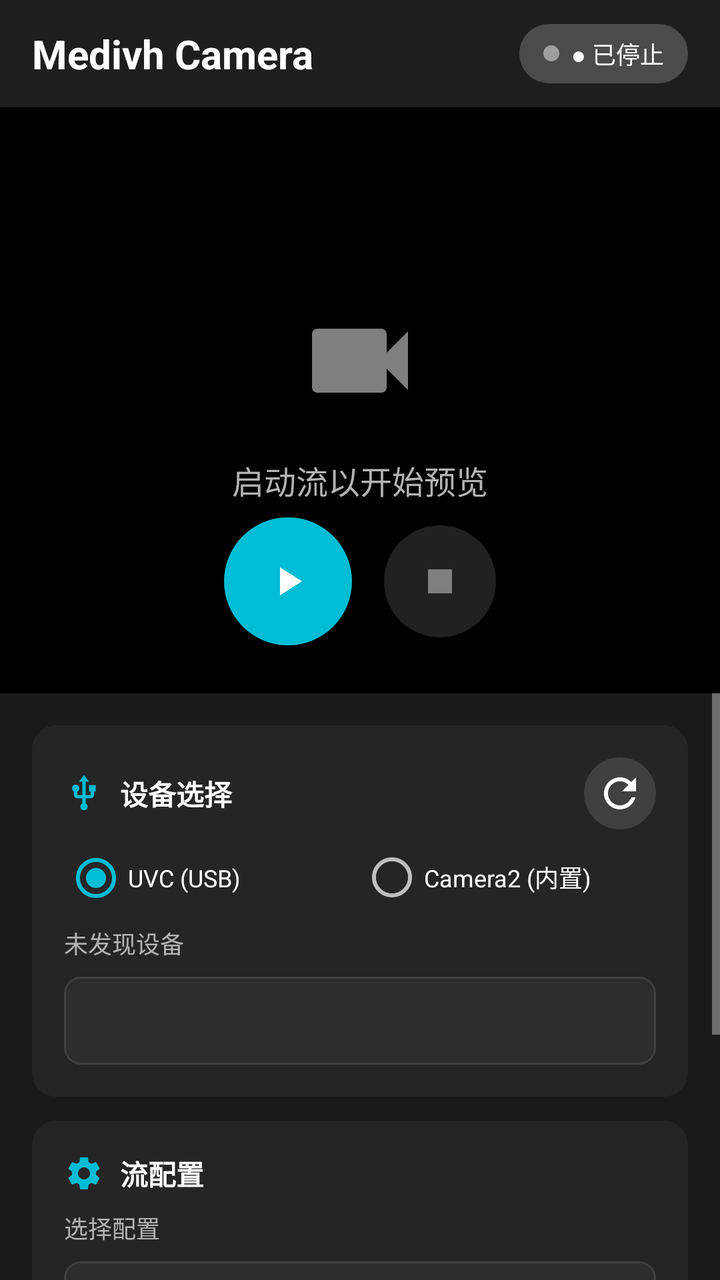
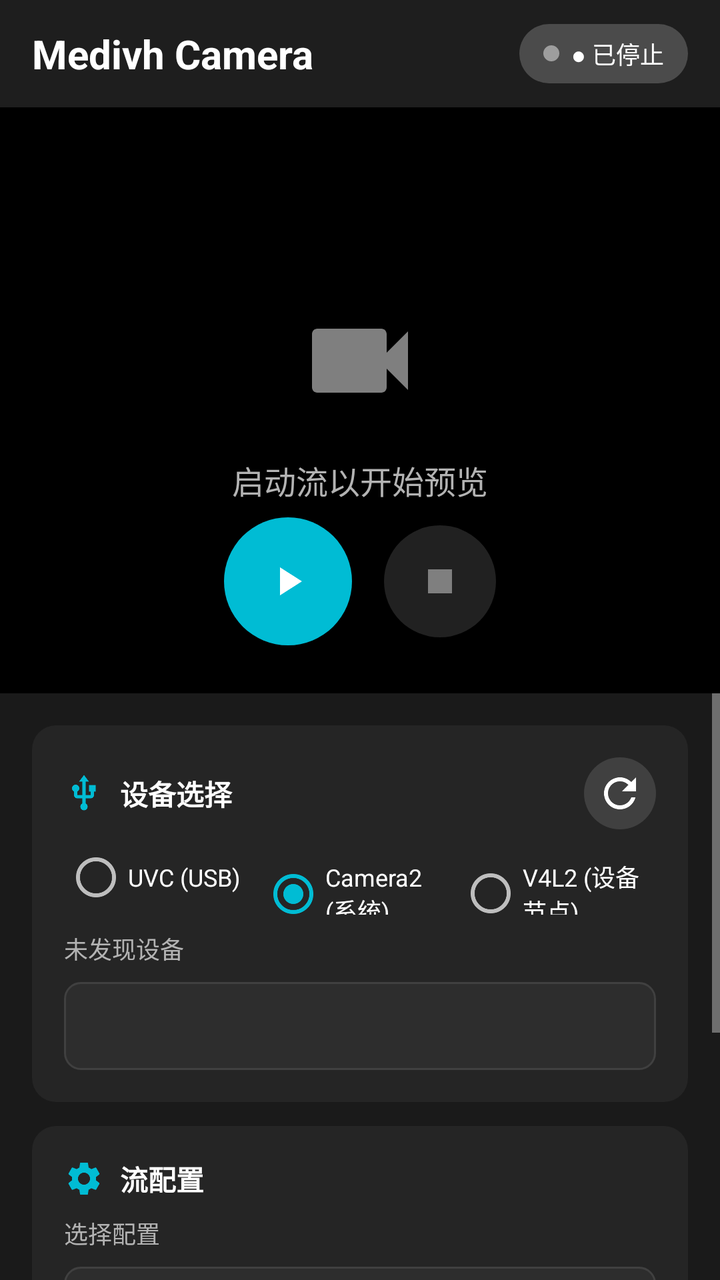

The first picture is an Android layout as it rendered before a commit; the second is the same layout after the commit. The layout source and the unified diff follow.
<!-- AndroidManifest.xml: application theme Theme.MedivhCamera -->
<!-- res/layout/activity_main.xml -->
<?xml version="1.0" encoding="utf-8"?>
<LinearLayout xmlns:android="http://schemas.android.com/apk/res/android"
    xmlns:tools="http://schemas.android.com/tools"
    android:layout_width="match_parent"
    android:layout_height="match_parent"
    android:orientation="vertical"
    android:background="@color/background_dark"
    tools:context=".MainActivity">

    
    <LinearLayout
        android:layout_width="match_parent"
        android:layout_height="wrap_content"
        android:orientation="horizontal"
        android:paddingHorizontal="16dp"
        android:paddingVertical="12dp"
        android:gravity="center_vertical"
        android:background="@color/toolbar_background"
        android:elevation="4dp">

        <TextView
            android:layout_width="0dp"
            android:layout_height="wrap_content"
            android:layout_weight="1"
            android:text="Medivh Camera"
            android:textColor="@android:color/white"
            android:textSize="20sp"
            android:textStyle="bold" />

        
        <LinearLayout
            android:layout_width="wrap_content"
            android:layout_height="wrap_content"
            android:orientation="horizontal"
            android:gravity="center_vertical"
            android:background="@drawable/status_badge_background"
            android:paddingHorizontal="12dp"
            android:paddingVertical="6dp">

            <View
                android:id="@+id/status_indicator_dot"
                android:layout_width="8dp"
                android:layout_height="8dp"
                android:background="@drawable/status_dot" />

            <TextView
                android:id="@+id/tv_stream_status"
                android:layout_width="wrap_content"
                android:layout_height="wrap_content"
                android:text="@string/stopped"
                android:textColor="@android:color/white"
                android:textSize="12sp"
                android:layout_marginStart="6dp" />
        </LinearLayout>
    </LinearLayout>

    
    <LinearLayout
        android:layout_width="match_parent"
        android:layout_height="0dp"
        android:layout_weight="1"
        android:orientation="vertical"
        android:baselineAligned="false">

        
        <FrameLayout
            android:layout_width="match_parent"
            android:layout_height="0dp"
            android:layout_weight="5"
            android:background="@color/preview_background">

            
            <ImageView
                android:id="@+id/image_preview"
                android:layout_width="match_parent"
                android:layout_height="match_parent"
                android:adjustViewBounds="true"
                android:scaleType="fitCenter" />

            
            <LinearLayout
                android:id="@+id/preview_placeholder"
                android:layout_width="match_parent"
                android:layout_height="match_parent"
                android:orientation="vertical"
                android:gravity="center">

                <ImageView
                    android:layout_width="64dp"
                    android:layout_height="64dp"
                    android:src="@drawable/ic_videocam"
                    android:alpha="0.5" />

                <TextView
                    android:id="@+id/tv_preview_placeholder"
                    android:layout_width="wrap_content"
                    android:layout_height="wrap_content"
                    android:layout_marginTop="16dp"
                    android:gravity="center"
                    android:text="@string/start_to_preview"
                    android:textColor="@color/text_secondary"
                    android:textSize="16sp" />
            </LinearLayout>

            
            <LinearLayout
                android:id="@+id/overlay_stats"
                android:layout_width="wrap_content"
                android:layout_height="wrap_content"
                android:layout_gravity="top|start"
                android:layout_margin="16dp"
                android:orientation="vertical"
                android:background="@drawable/stats_overlay_background"
                android:padding="12dp"
                android:visibility="gone">

                <TextView
                    android:id="@+id/tv_overlay_fps"
                    android:layout_width="wrap_content"
                    android:layout_height="wrap_content"
                    android:textColor="@android:color/white"
                    android:textSize="14sp"
                    android:fontFamily="monospace"
                    android:text="FPS: --" />

                <TextView
                    android:id="@+id/tv_overlay_resolution"
                    android:layout_width="wrap_content"
                    android:layout_height="wrap_content"
                    android:textColor="@android:color/white"
                    android:textSize="12sp"
                    android:fontFamily="monospace"
                    android:layout_marginTop="4dp"
                    android:text="-- x --" />

                <TextView
                    android:id="@+id/tv_overlay_frames"
                    android:layout_width="wrap_content"
                    android:layout_height="wrap_content"
                    android:textColor="@android:color/white"
                    android:textSize="12sp"
                    android:fontFamily="monospace"
                    android:layout_marginTop="4dp"
                    android:text="Frames: 0" />
            </LinearLayout>

            
            <LinearLayout
                android:layout_width="wrap_content"
                android:layout_height="wrap_content"
                android:layout_gravity="bottom|center_horizontal"
                android:layout_marginBottom="24dp"
                android:orientation="horizontal"
                android:gravity="center">

                <ImageButton
                    android:id="@+id/btn_start_stream"
                    android:layout_width="64dp"
                    android:layout_height="64dp"
                    android:src="@drawable/ic_play"
                    android:background="@drawable/control_button_primary"
                    android:scaleType="center"
                    android:contentDescription="@string/start_stream" />

                <ImageButton
                    android:id="@+id/btn_stop_stream"
                    android:layout_width="56dp"
                    android:layout_height="56dp"
                    android:layout_marginStart="16dp"
                    android:src="@drawable/ic_stop"
                    android:background="@drawable/control_button_secondary"
                    android:scaleType="center"
                    android:enabled="false"
                    android:alpha="0.5"
                    android:contentDescription="@string/stop_stream" />
            </LinearLayout>
        </FrameLayout>

        
        <ScrollView
            android:layout_width="match_parent"
            android:layout_height="0dp"
            android:layout_weight="5"
            android:background="@color/panel_background"
            android:fillViewport="true">

            <LinearLayout
                android:layout_width="match_parent"
                android:layout_height="wrap_content"
                android:orientation="vertical"
                android:padding="16dp">

                
                <LinearLayout
                    android:layout_width="match_parent"
                    android:layout_height="wrap_content"
                    android:orientation="vertical"
                    android:background="@drawable/card_background"
                    android:padding="16dp"
                    android:layout_marginBottom="12dp">

                    <LinearLayout
                        android:layout_width="match_parent"
                        android:layout_height="wrap_content"
                        android:orientation="horizontal"
                        android:gravity="center_vertical">

                        <ImageView
                            android:layout_width="20dp"
                            android:layout_height="20dp"
                            android:src="@drawable/ic_usb"
                            android:tint="@color/accent" />

                        <TextView
                            android:layout_width="0dp"
                            android:layout_height="wrap_content"
                            android:layout_weight="1"
                            android:layout_marginStart="8dp"
                            android:text="@string/device_selection"
                            android:textColor="@color/text_primary"
                            android:textSize="14sp"
                            android:textStyle="bold" />

                        <ImageButton
                            android:id="@+id/btn_refresh"
                            android:layout_width="36dp"
                            android:layout_height="36dp"
                            android:src="@drawable/ic_refresh"
                            android:background="@drawable/icon_button_background"
                            android:scaleType="center"
                            android:contentDescription="@string/refresh_devices" />
                    </LinearLayout>

                    
                    <RadioGroup
                        android:id="@+id/rg_backend"
                        android:layout_width="match_parent"
                        android:layout_height="wrap_content"
                        android:orientation="horizontal"
                        android:layout_marginTop="8dp">

                        <RadioButton
                            android:id="@+id/rb_uvc"
                            android:layout_width="0dp"
                            android:layout_height="wrap_content"
                            android:layout_weight="1"
                            android:text="@string/backend_uvc"
                            android:checked="true"
                            android:textColor="@color/text_primary"
                            android:textSize="12sp" />

                        <RadioButton
                            android:id="@+id/rb_camera2"
                            android:layout_width="0dp"
                            android:layout_height="wrap_content"
                            android:layout_weight="1"
                            android:text="@string/backend_camera2"
                            android:textColor="@color/text_primary"
                            android:textSize="12sp" />
                    </RadioGroup>

                    <TextView
                        android:id="@+id/tv_device_count"
                        android:layout_width="match_parent"
                        android:layout_height="wrap_content"
                        android:layout_marginTop="8dp"
                        android:text="@string/no_devices"
                        android:textColor="@color/text_secondary"
                        android:textSize="12sp" />

                    <Spinner
                        android:id="@+id/spinner_device"
                        android:layout_width="match_parent"
                        android:layout_height="44dp"
                        android:layout_marginTop="8dp"
                        android:background="@drawable/spinner_background"
                        android:paddingHorizontal="12dp" />
                </LinearLayout>

                
                <LinearLayout
                    android:layout_width="match_parent"
                    android:layout_height="wrap_content"
                    android:orientation="vertical"
                    android:background="@drawable/card_background"
                    android:padding="16dp"
                    android:layout_marginBottom="12dp">

                    <LinearLayout
                        android:layout_width="match_parent"
                        android:layout_height="wrap_content"
                        android:orientation="horizontal"
                        android:gravity="center_vertical">

                        <ImageView
                            android:layout_width="20dp"
                            android:layout_height="20dp"
                            android:src="@drawable/ic_settings"
                            android:tint="@color/accent" />

                        <TextView
                            android:layout_width="0dp"
                            android:layout_height="wrap_content"
                            android:layout_weight="1"
                            android:layout_marginStart="8dp"
                            android:text="@string/stream_config"
                            android:textColor="@color/text_primary"
                            android:textSize="14sp"
                            android:textStyle="bold" />
                    </LinearLayout>

                    <TextView
                        android:layout_width="match_parent"
                        android:layout_height="wrap_content"
                        android:layout_marginTop="8dp"
                        android:text="@string/select_config"
                        android:textColor="@color/text_secondary"
                        android:textSize="12sp" />

                    <Spinner
                        android:id="@+id/spinner_config"
                        android:layout_width="match_parent"
                        android:layout_height="44dp"
                        android:layout_marginTop="8dp"
                        android:background="@drawable/spinner_background"
                        android:paddingHorizontal="12dp" />

                    <Switch
                        android:id="@+id/switch_preview_render"
                        android:layout_width="match_parent"
                        android:layout_height="wrap_content"
                        android:layout_marginTop="12dp"
                        android:text="@string/disable_preview_render"
                        android:textColor="@color/text_primary"
                        android:checked="true"
                        android:showText="false" />
                </LinearLayout>

                
                <LinearLayout
                    android:layout_width="match_parent"
                    android:layout_height="wrap_content"
                    android:orientation="vertical"
                    android:background="@drawable/card_background"
                    android:padding="16dp"
                    android:layout_marginBottom="12dp">

                    <LinearLayout
                        android:layout_width="match_parent"
                        android:layout_height="wrap_content"
                        android:orientation="horizontal"
                        android:gravity="center_vertical">

                        <ImageView
                            android:layout_width="20dp"
                            android:layout_height="20dp"
                            android:src="@drawable/ic_chart"
                            android:tint="@color/accent" />

                        <TextView
                            android:layout_width="0dp"
                            android:layout_height="wrap_content"
                            android:layout_weight="1"
                            android:layout_marginStart="8dp"
                            android:text="@string/statistics"
                            android:textColor="@color/text_primary"
                            android:textSize="14sp"
                            android:textStyle="bold" />
                    </LinearLayout>

                    <TextView
                        android:id="@+id/tv_stats"
                        android:layout_width="match_parent"
                        android:layout_height="wrap_content"
                        android:layout_marginTop="12dp"
                        android:textSize="12sp"
                        android:fontFamily="monospace"
                        android:lineSpacingExtra="4dp"
                        android:textColor="@color/text_secondary"
                        android:text="---" />
                </LinearLayout>

                
                <LinearLayout
                    android:id="@+id/layout_controls"
                    android:layout_width="match_parent"
                    android:layout_height="wrap_content"
                    android:orientation="vertical"
                    android:background="@drawable/card_background"
                    android:padding="16dp"
                    android:visibility="gone">

                    <LinearLayout
                        android:layout_width="match_parent"
                        android:layout_height="wrap_content"
                        android:orientation="horizontal"
                        android:gravity="center_vertical">

                        <ImageView
                            android:layout_width="20dp"
                            android:layout_height="20dp"
                            android:src="@drawable/ic_tune"
                            android:tint="@color/accent" />

                        <TextView
                            android:layout_width="0dp"
                            android:layout_height="wrap_content"
                            android:layout_weight="1"
                            android:layout_marginStart="8dp"
                            android:text="@string/camera_controls"
                            android:textColor="@color/text_primary"
                            android:textSize="14sp"
                            android:textStyle="bold" />

                        <ImageButton
                            android:id="@+id/btn_reset_all"
                            android:layout_width="36dp"
                            android:layout_height="36dp"
                            android:src="@drawable/ic_restore"
                            android:background="@drawable/icon_button_background"
                            android:scaleType="center"
                            android:contentDescription="@string/reset_all" />
                    </LinearLayout>

                    <Spinner
                        android:id="@+id/spinner_control"
                        android:layout_width="match_parent"
                        android:layout_height="44dp"
                        android:layout_marginTop="12dp"
                        android:background="@drawable/spinner_background"
                        android:paddingHorizontal="12dp" />

                    <LinearLayout
                        android:layout_width="match_parent"
                        android:layout_height="wrap_content"
                        android:orientation="vertical"
                        android:layout_marginTop="12dp">

                        <LinearLayout
                            android:layout_width="match_parent"
                            android:layout_height="wrap_content"
                            android:orientation="horizontal"
                            android:gravity="center_vertical">

                            <TextView
                                android:id="@+id/tv_control_range"
                                android:layout_width="0dp"
                                android:layout_height="wrap_content"
                                android:layout_weight="1"
                                android:textSize="11sp"
                                android:textColor="@color/text_hint"
                                android:text="Range: 0 - 255" />

                            <TextView
                                android:id="@+id/tv_control_value"
                                android:layout_width="wrap_content"
                                android:layout_height="wrap_content"
                                android:textSize="14sp"
                                android:textColor="@color/accent"
                                android:textStyle="bold"
                                android:text="128" />

                            <ImageButton
                                android:id="@+id/btn_reset_control"
                                android:layout_width="32dp"
                                android:layout_height="32dp"
                                android:layout_marginStart="8dp"
                                android:src="@drawable/ic_restore"
                                android:background="@drawable/icon_button_background_small"
                                android:scaleType="center"
                                android:contentDescription="Reset" />
                        </LinearLayout>

                        <SeekBar
                            android:id="@+id/seekbar_control"
                            android:layout_width="match_parent"
                            android:layout_height="wrap_content"
                            android:layout_marginTop="8dp"
                            android:thumbTint="@color/accent"
                            android:progressTint="@color/accent"
                            android:progressBackgroundTint="@color/seekbar_background" />
                    </LinearLayout>
                </LinearLayout>

            </LinearLayout>
        </ScrollView>
    </LinearLayout>

</LinearLayout>
<!-- resources referenced by this layout -->
<resources>
  <color name="accent">#00BCD4</color>
  <color name="background_dark">#121212</color>
  <color name="panel_background">#1A1A1A</color>
  <color name="preview_background">#000000</color>
  <color name="seekbar_background">#404040</color>
  <color name="text_hint">#808080</color>
  <color name="text_primary">#FFFFFF</color>
  <color name="text_secondary">#B3B3B3</color>
  <color name="toolbar_background">#1E1E1E</color>
  <!-- drawable card_background (drawable) -->
  <?xml version="1.0" encoding="utf-8"?>
  <shape xmlns:android="http://schemas.android.com/apk/res/android"
      android:shape="rectangle">
      <solid android:color="@color/card_background" />
      <corners android:radius="12dp" />
  </shape>
  <!-- drawable ic_play (drawable) -->
  <?xml version="1.0" encoding="utf-8"?>
  <vector xmlns:android="http://schemas.android.com/apk/res/android"
      android:width="24dp"
      android:height="24dp"
      android:viewportWidth="24"
      android:viewportHeight="24"
      android:tint="#FFFFFF">
      <path
          android:fillColor="@android:color/white"
          android:pathData="M8,5v14l11,-7z"/>
  </vector>
  <!-- drawable ic_stop (drawable) -->
  <?xml version="1.0" encoding="utf-8"?>
  <vector xmlns:android="http://schemas.android.com/apk/res/android"
      android:width="24dp"
      android:height="24dp"
      android:viewportWidth="24"
      android:viewportHeight="24"
      android:tint="#FFFFFF">
      <path
          android:fillColor="@android:color/white"
          android:pathData="M6,6h12v12H6z"/>
  </vector>
  <!-- drawable spinner_background (drawable) -->
  <?xml version="1.0" encoding="utf-8"?>
  <shape xmlns:android="http://schemas.android.com/apk/res/android"
      android:shape="rectangle">
      <solid android:color="@color/spinner_background" />
      <stroke
          android:width="1dp"
          android:color="@color/spinner_stroke" />
      <corners android:radius="8dp" />
  </shape>
  <!-- drawable stats_overlay_background (drawable) -->
  <?xml version="1.0" encoding="utf-8"?>
  <shape xmlns:android="http://schemas.android.com/apk/res/android"
      android:shape="rectangle">
      <solid android:color="@color/overlay_background" />
      <corners android:radius="8dp" />
  </shape>
  <!-- drawable status_badge_background (drawable) -->
  <?xml version="1.0" encoding="utf-8"?>
  <shape xmlns:android="http://schemas.android.com/apk/res/android"
      android:shape="rectangle">
      <solid android:color="@color/status_badge_background" />
      <corners android:radius="16dp" />
  </shape>
  <!-- drawable status_dot (drawable) -->
  <?xml version="1.0" encoding="utf-8"?>
  <shape xmlns:android="http://schemas.android.com/apk/res/android"
      android:shape="oval">
      <solid android:color="@color/status_stopped" />
  </shape>
  <string name="backend_camera2">Camera2 (内置)</string>
  <string name="backend_uvc">UVC (USB)</string>
  <string name="camera_controls">摄像头控制</string>
  <string name="device_selection">设备选择</string>
  <string name="disable_preview_render">关闭画面（仅后端采集）</string>
  <string name="no_devices">未发现设备</string>
  <string name="refresh_devices">刷新设备</string>
  <string name="reset_all">重置全部</string>
  <string name="select_config">选择配置</string>
  <string name="start_stream">▶ 开始预览</string>
  <string name="start_to_preview">启动流以开始预览</string>
  <string name="statistics">统计信息</string>
  <string name="stop_stream">⏹ 停止预览</string>
  <string name="stopped">● 已停止</string>
  <string name="stream_config">流配置</string>
  <color name="card_background">#252525</color>
  <color name="button_primary">#00BCD4</color>
  <color name="button_secondary">#424242</color>
  <color name="spinner_background">#2D2D2D</color>
  <color name="spinner_stroke">#404040</color>
  <color name="overlay_background">#CC000000</color>
  <color name="status_badge_background">#33FFFFFF</color>
  <color name="status_stopped">#9E9E9E</color>
  <color name="primary">#2196F3</color>
  <color name="primary_dark">#1976D2</color>
</resources>

<!-- the commit's change to res/layout/activity_main.xml (unified diff, before → after) -->
@@ -1,5 +1,6 @@
 <?xml version="1.0" encoding="utf-8"?>
 <LinearLayout xmlns:android="http://schemas.android.com/apk/res/android"
+    xmlns:app="http://schemas.android.com/apk/res-auto"
     xmlns:tools="http://schemas.android.com/tools"
     android:layout_width="match_parent"
     android:layout_height="match_parent"
@@ -209,7 +210,7 @@
                             android:layout_width="20dp"
                             android:layout_height="20dp"
                             android:src="@drawable/ic_usb"
-                            android:tint="@color/accent" />
+                            app:tint="@color/accent" />
 
                         <TextView
                             android:layout_width="0dp"
@@ -245,7 +246,7 @@
                             android:layout_height="wrap_content"
                             android:layout_weight="1"
                             android:text="@string/backend_uvc"
-                            android:checked="true"
+                            android:checked="false"
                             android:textColor="@color/text_primary"
                             android:textSize="12sp" />
 
@@ -254,7 +255,17 @@
                             android:layout_width="0dp"
                             android:layout_height="wrap_content"
                             android:layout_weight="1"
+                            android:checked="true"
                             android:text="@string/backend_camera2"
+                            android:textColor="@color/text_primary"
+                            android:textSize="12sp" />
+
+                        <RadioButton
+                            android:id="@+id/rb_v4l2"
+                            android:layout_width="0dp"
+                            android:layout_height="wrap_content"
+                            android:layout_weight="1"
+                            android:text="@string/backend_v4l2"
                             android:textColor="@color/text_primary"
                             android:textSize="12sp" />
                     </RadioGroup>
@@ -296,7 +307,7 @@
                             android:layout_width="20dp"
                             android:layout_height="20dp"
                             android:src="@drawable/ic_settings"
-                            android:tint="@color/accent" />
+                            app:tint="@color/accent" />
 
                         <TextView
                             android:layout_width="0dp"
@@ -355,7 +366,7 @@
                             android:layout_width="20dp"
                             android:layout_height="20dp"
                             android:src="@drawable/ic_chart"
-                            android:tint="@color/accent" />
+                            app:tint="@color/accent" />
 
                         <TextView
                             android:layout_width="0dp"
@@ -400,7 +411,7 @@
                             android:layout_width="20dp"
                             android:layout_height="20dp"
                             android:src="@drawable/ic_tune"
-                            android:tint="@color/accent" />
+                            app:tint="@color/accent" />
 
                         <TextView
                             android:layout_width="0dp"
@@ -479,6 +490,15 @@
                             android:thumbTint="@color/accent"
                             android:progressTint="@color/accent"
                             android:progressBackgroundTint="@color/seekbar_background" />
+
+                        <Spinner
+                            android:id="@+id/spinner_control_mode"
+                            android:layout_width="match_parent"
+                            android:layout_height="44dp"
+                            android:layout_marginTop="8dp"
+                            android:background="@drawable/spinner_background"
+                            android:paddingHorizontal="12dp"
+                            android:visibility="gone" />
                     </LinearLayout>
                 </LinearLayout>
 
<!-- resource entries referenced after the edit -->
@@ -70,8 +70,9 @@
       android:shape="oval">
       <solid android:color="@color/status_stopped" />
   </shape>
-  <string name="backend_camera2">Camera2 (内置)</string>
+  <string name="backend_camera2">Camera2 (系统)</string>
   <string name="backend_uvc">UVC (USB)</string>
+  <string name="backend_v4l2">V4L2 (设备节点)</string>
   <string name="camera_controls">摄像头控制</string>
   <string name="device_selection">设备选择</string>
   <string name="disable_preview_render">关闭画面（仅后端采集）</string>
